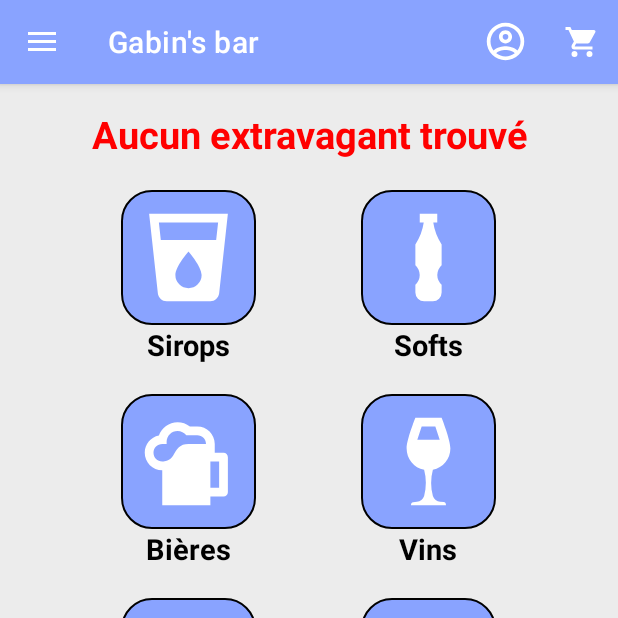
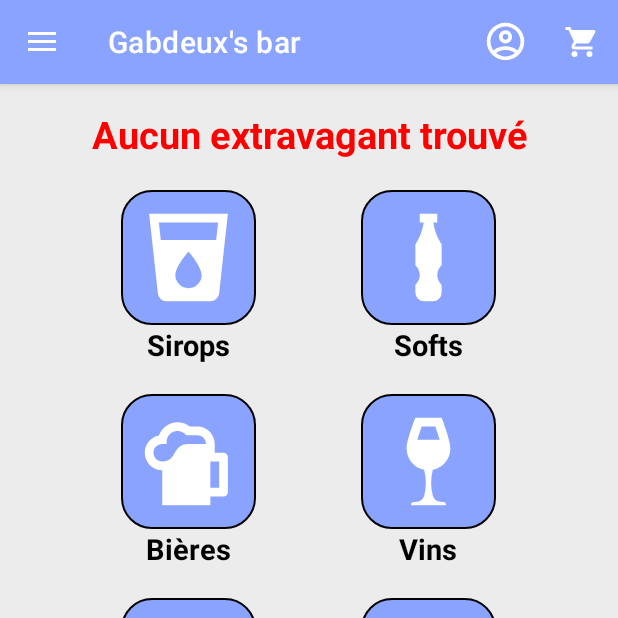
Before and after one commit to Gabin221/Gabin-s-bar, an Android app: the screen it shows after launch (MainActivity), on a phone screen of 412 x 824 dp, the top half of it. Run offline under Robolectric (Android 15) with nearby library versions, the phone set to English and light mode, and no system bars; our stand-ins replace Firebase (no records; nobody signed in at launch, a user with empty details on screens opened directly), Volley, navigation-ui; libraries missing offline, so code that uses them is left out: com.afollestad.materialdialogs.

Commit message:
Update strings.xml

```diff
--- a/app/src/main/res/values/strings.xml
+++ b/app/src/main/res/values/strings.xml
@@ -1,5 +1,5 @@
 <resources>
-    <string name="app_name">Gabin\'s bar</string>
+    <string name="app_name">Gab2\'s bar</string>
     <string name="navigation_drawer_open">Open navigation drawer</string>
     <string name="navigation_drawer_close">Close navigation drawer</string>
     <string name="nav_header_title">Mais vous pouvez rester ici 😉</string>
@@ -21,7 +21,7 @@
     <string name="validerPanier">Envoyer la commande</string>
     <string name="viderPanier">Vider le panier</string>
     <string name="content_description_panier">Panier</string>
-    <string name="menu_accueil">Gabin\'s bar</string>
+    <string name="menu_accueil">Gabdeux\'s bar</string>
     <string name="suggestions_du_moment">Afficher les suggestions</string>
     <string name="bi_re">Bière :\n</string>
     <string name="sirop">Sirop :\n</string>
```
